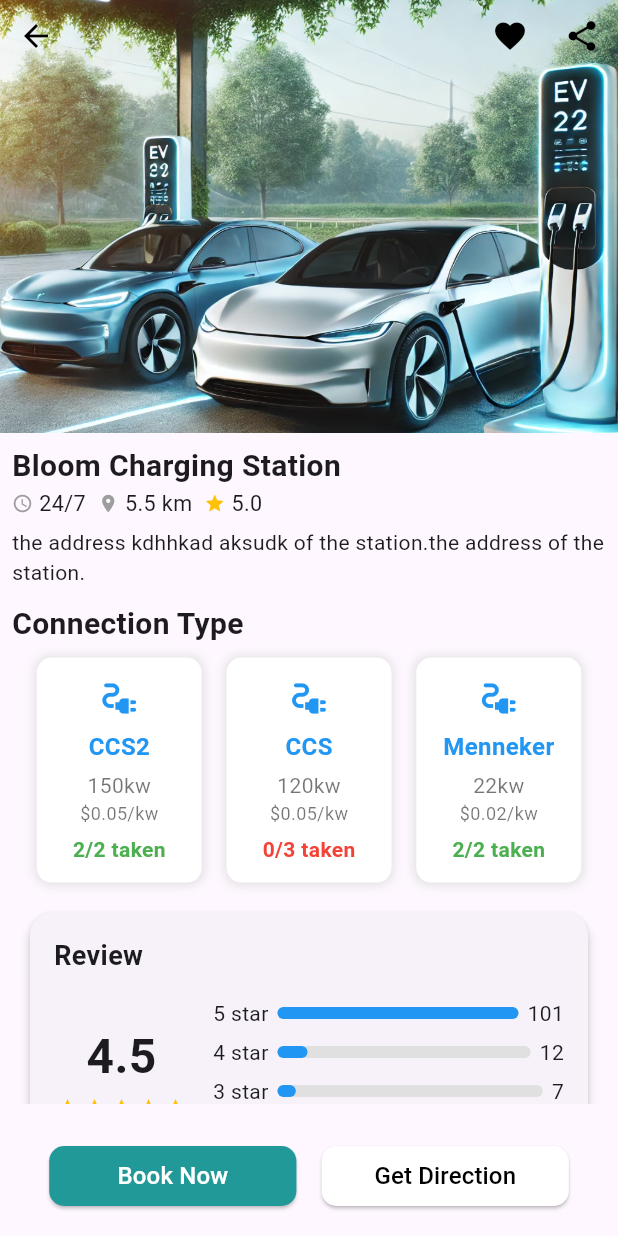
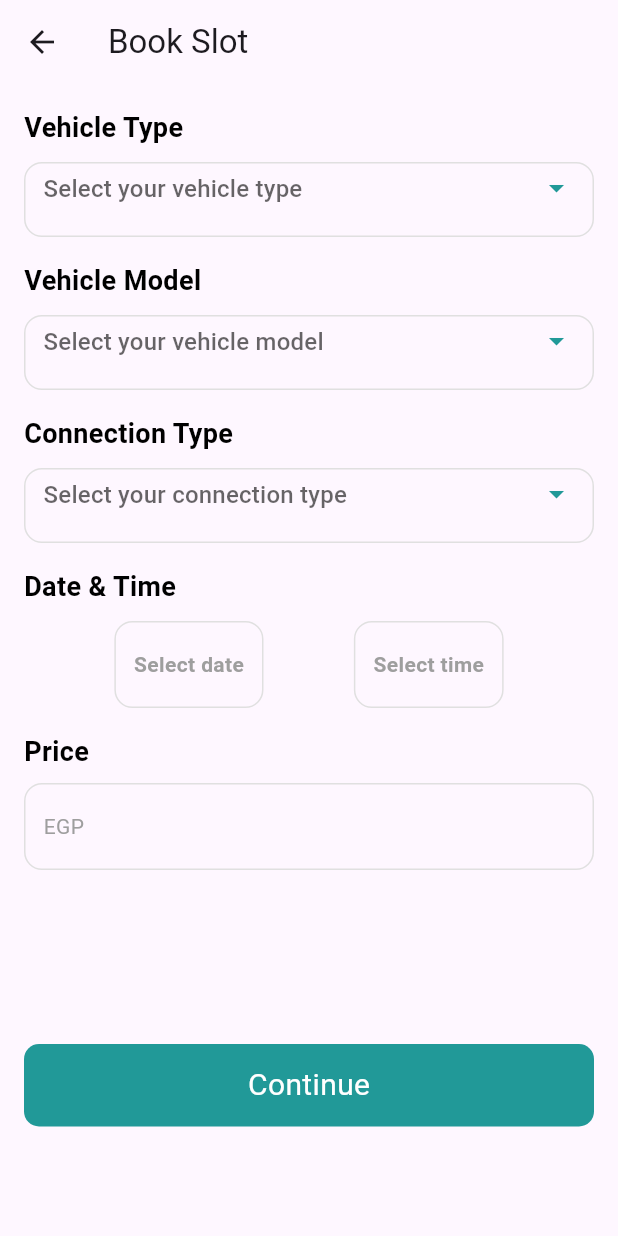
Before and after one commit to RamyIsaac/ev_charging_app, a Flutter app: the StationDetailsView screen opened by its route, after a tap on "Book Now", on a phone screen of 412 x 824 dp. Run offline on Flutter 3.47's test engine with Material 3 defaults, Android fonts, the phone set to English and light mode, and no system bars; our stand-ins replace firebase_auth, firebase_core, go_router, google_maps_flutter, google_sign_in, location and 1 more; missing offline and left inert: flutter_polyline_points; accounts and stored records are empty.

Commit message:
finish Book Slot Ui

```diff
--- a/lib/core/utils/app_router.dart
+++ b/lib/core/utils/app_router.dart
@@ -1,6 +1,7 @@
 import 'package:ev_charging/features/auth/presentation/login_view.dart';
 import 'package:ev_charging/features/auth/presentation/signup_view.dart';
 import 'package:ev_charging/features/enRoute/presentation/en_route_view.dart';
+import 'package:ev_charging/features/favourite/presentation/book_slot_view.dart';
 import 'package:ev_charging/features/favourite/presentation/favourite_view.dart';
 import 'package:ev_charging/features/favourite/presentation/station_details_view.dart';
 import 'package:ev_charging/features/home/presentation/home_view.dart';
@@ -31,6 +32,12 @@ abstract class AppRouter {
   static const kPrivacyPolicyView = '/homeView/profileView/privacyPolicyView';
   //favourite feature views
   static const kStationDetailsView = '/favouriteView/stationDetailsView';
+  static const kBookingDetailsView =
+      '/favouriteView/stationDetailsView/bookingDetailsView';
+
+  //Payment feature views
+  static const kPaymentView =
+      '/favouriteView/stationDetailsView/bookingDetailsView/paymentView';
   static final router = GoRouter(
     routes: [
       // auth feature views
@@ -88,6 +95,10 @@ abstract class AppRouter {
       GoRoute(
           path: kStationDetailsView,
           builder: (context, state) => const StationDetailsView()),
+
+      GoRoute(
+          path: kBookingDetailsView,
+          builder: (context, state) => const BookSlotView()),
     ],
   );
 }
--- /dev/null
+++ b/lib/core/utils/styles.dart
@@ -0,0 +1,11 @@
+import 'package:flutter/material.dart';
+
+class Styles {
+  static const textStyle18 =
+      TextStyle(fontSize: 18, fontWeight: FontWeight.w600, color: Colors.black);
+
+  static const textStyle20 = TextStyle(
+      fontSize: 20, fontWeight: FontWeight.normal, color: Colors.black);
+  static const textStyle22 =
+      TextStyle(fontSize: 22, fontWeight: FontWeight.w600, color: Colors.black);
+}
--- a/lib/core/widgets/custom_button.dart
+++ b/lib/core/widgets/custom_button.dart
@@ -2,12 +2,17 @@ import 'package:ev_charging/constants.dart';
 import 'package:flutter/material.dart';
 
 class CustomButton extends StatelessWidget {
-  const CustomButton({super.key, required this.text, this.textColor});
+  const CustomButton(
+      {super.key, required this.text, this.textColor, this.onTap});
   final String text;
   final Color? textColor;
+  final Function()? onTap;
+
   @override
   Widget build(BuildContext context) {
-    return Container(
+    return GestureDetector(
+      onTap: onTap,
+      child: Container(
         height: 55,
         width: double.infinity,
         decoration: BoxDecoration(
@@ -19,6 +24,7 @@ class CustomButton extends StatelessWidget {
           text,
           style: TextStyle(color: textColor, fontSize: 20),
         )),
+      ),
     );
   }
 }
--- /dev/null
+++ b/lib/features/favourite/presentation/book_slot_view.dart
@@ -0,0 +1,18 @@
+import 'package:ev_charging/features/favourite/presentation/widgets/book_slot_view_body.dart';
+
+import 'package:flutter/material.dart';
+
+class BookSlotView extends StatelessWidget {
+  const BookSlotView({super.key});
+
+  @override
+  Widget build(BuildContext context) {
+    return Scaffold(
+      appBar: AppBar(
+        title: const Text('Book Slot'),
+        leading: const BackButton(),
+      ),
+      body: const BookSlotViewBody(),
+    );
+  }
+}
--- a/lib/features/favourite/presentation/station_details_view.dart
+++ b/lib/features/favourite/presentation/station_details_view.dart
@@ -1,8 +1,8 @@
 import 'package:ev_charging/constants.dart';
-import 'package:ev_charging/core/widgets/custom_button.dart';
+import 'package:ev_charging/core/utils/app_router.dart';
 import 'package:ev_charging/features/favourite/presentation/widgets/station_details_view_body.dart';
-import 'package:flutter/gestures.dart';
 import 'package:flutter/material.dart';
+import 'package:go_router/go_router.dart';
 
 class StationDetailsView extends StatelessWidget {
   const StationDetailsView({super.key});
@@ -35,7 +35,9 @@ class CustomBottomAppBar extends StatelessWidget {
               backgroundColor: const WidgetStatePropertyAll(kSecondaryColor),
               text: 'Book Now',
               textColor: Colors.white,
-              onPressed: () {},
+              onPressed: () {
+                GoRouter.of(context).push(AppRouter.kBookingDetailsView);
+              },
             ),
             CustomBottomButton(
               text: 'Get Direction',
--- /dev/null
+++ b/lib/features/favourite/presentation/widgets/book_slot_view_body.dart
@@ -0,0 +1,107 @@
+import 'package:ev_charging/core/utils/styles.dart';
+import 'package:ev_charging/core/widgets/custom_button.dart';
+import 'package:ev_charging/features/favourite/presentation/widgets/custom_date_picker.dart';
+import 'package:ev_charging/features/favourite/presentation/widgets/custom_drop_down.dart';
+import 'package:ev_charging/features/favourite/presentation/widgets/custom_price_input.dart';
+import 'package:ev_charging/features/favourite/presentation/widgets/custom_time_picker.dart';
+import 'package:flutter/material.dart';
+
+class BookSlotViewBody extends StatefulWidget {
+  const BookSlotViewBody({super.key});
+
+  @override
+  State<BookSlotViewBody> createState() => _BookSlotViewBodyState();
+}
+
+class _BookSlotViewBodyState extends State<BookSlotViewBody> {
+  String? vehicleType;
+  String? vehicleModel;
+  String? connectionType;
+  DateTime? selectedDate;
+  TimeOfDay? selectedTime;
+  double? price;
+  bool isFullCharge = false;
+
+  @override
+  Widget build(BuildContext context) {
+    return SingleChildScrollView(
+      padding: const EdgeInsets.all(16),
+      child: Column(
+        crossAxisAlignment: CrossAxisAlignment.start,
+        children: [
+          const Text(
+            'Vehicle Type',
+            style: Styles.textStyle18,
+          ),
+          const SizedBox(height: 10),
+          CustomDropdown(
+            hintText: 'Select your vehicle type',
+            items: const ['2 Wheeler', '3 Wheeler', '4 Wheeler'],
+            selectedValue: vehicleType,
+            onChanged: (val) => setState(() => vehicleType = val),
+          ),
+          const Text(
+            'Vehicle Model',
+            style: Styles.textStyle18,
+          ),
+          const SizedBox(height: 10),
+          CustomDropdown(
+            hintText: 'Select your vehicle model',
+            items: const ['Model A', 'Model B', 'Model C'],
+            selectedValue: vehicleModel,
+            onChanged: (val) => setState(() => vehicleModel = val),
+          ),
+          const Text(
+            'Connection Type',
+            style: Styles.textStyle18,
+          ),
+          const SizedBox(height: 10),
+          CustomDropdown(
+            hintText: 'Select your connection type',
+            items: const ['CCS2', 'CCS', 'Menekers'],
+            selectedValue: connectionType,
+            onChanged: (val) => setState(() => connectionType = val),
+          ),
+          const Text(
+            'Date & Time',
+            style: Styles.textStyle18,
+          ),
+          const SizedBox(height: 10),
+          Row(
+            mainAxisAlignment: MainAxisAlignment.spaceEvenly,
+            children: [
+              CustomDatePicker(
+                selectedDate: selectedDate,
+                onDateSelected: (date) => setState(() => selectedDate = date),
+              ),
+              CustomTimePicker(
+                selectedTime: selectedTime,
+                onTimeSelected: (time) => setState(() => selectedTime = time),
+              ),
+            ],
+          ),
+          const Text(
+            'Price',
+            style: Styles.textStyle18,
+          ),
+          const SizedBox(height: 8),
+          CustomPriceInput(
+            value: price,
+            isFullCharge: isFullCharge,
+            onChanged: (val) => setState(() => price = val),
+            onFullChargeToggle: (val) => setState(() {
+              isFullCharge = val;
+              if (val) price = null;
+            }),
+          ),
+          const SizedBox(height: 100),
+          CustomButton(
+            text: 'Continue',
+            textColor: Colors.white,
+            onTap: () {},
+          ),
+        ],
+      ),
+    );
+  }
+}
--- /dev/null
+++ b/lib/features/favourite/presentation/widgets/custom_date_picker.dart
@@ -0,0 +1,47 @@
+import 'package:ev_charging/constants.dart';
+import 'package:flutter/material.dart';
+import 'package:intl/intl.dart';
+
+class CustomDatePicker extends StatelessWidget {
+  final DateTime? selectedDate;
+  final void Function(DateTime) onDateSelected;
+
+  const CustomDatePicker({
+    super.key,
+    required this.selectedDate,
+    required this.onDateSelected,
+  });
+
+  Future<void> _selectDate(BuildContext context) async {
+    final DateTime? picked = await showDatePicker(
+      context: context,
+      initialDate: selectedDate ?? DateTime.now(),
+      firstDate: DateTime.now(),
+      lastDate: DateTime(2100),
+    );
+    if (picked != null) onDateSelected(picked);
+  }
+
+  @override
+  Widget build(BuildContext context) {
+    return GestureDetector(
+      onTap: () => _selectDate(context),
+      child: Container(
+        padding: const EdgeInsets.symmetric(horizontal: 12, vertical: 18),
+        margin: const EdgeInsets.only(bottom: 16),
+        decoration: BoxDecoration(
+          borderRadius: BorderRadius.circular(12),
+          border: Border.all(color: Colors.grey.shade300),
+        ),
+        child: Text(
+          selectedDate != null
+              ? DateFormat('yyyy-MM-dd').format(selectedDate!)
+              : 'Select date',
+          style: TextStyle(
+              fontWeight: FontWeight.bold,
+              color: selectedDate != null ? kSecondaryColor : Colors.grey),
+        ),
+      ),
+    );
+  }
+}
--- /dev/null
+++ b/lib/features/favourite/presentation/widgets/custom_drop_down.dart
@@ -0,0 +1,41 @@
+import 'package:ev_charging/constants.dart';
+import 'package:flutter/material.dart';
+
+class CustomDropdown extends StatelessWidget {
+  final String hintText;
+  final List<String> items;
+  final String? selectedValue;
+  final void Function(String?) onChanged;
+
+  const CustomDropdown({
+    super.key,
+    required this.hintText,
+    required this.items,
+    required this.selectedValue,
+    required this.onChanged,
+  });
+
+  @override
+  Widget build(BuildContext context) {
+    return Container(
+      height: 50,
+      padding: const EdgeInsets.symmetric(horizontal: 12, vertical: 4),
+      margin: const EdgeInsets.only(bottom: 16),
+      decoration: BoxDecoration(
+        borderRadius: BorderRadius.circular(12),
+        border: Border.all(color: Colors.grey.shade300),
+      ),
+      child: DropdownButtonFormField<String>(
+        iconEnabledColor: kSecondaryColor,
+        autovalidateMode: AutovalidateMode.always,
+        value: selectedValue,
+        decoration: InputDecoration.collapsed(hintText: hintText),
+        items: items
+            .map((e) => DropdownMenuItem(value: e, child: Text(e)))
+            .toList(),
+        onChanged: onChanged,
+        borderRadius: BorderRadius.circular(12),
+      ),
+    );
+  }
+}
--- /dev/null
+++ b/lib/features/favourite/presentation/widgets/custom_price_input.dart
@@ -0,0 +1,145 @@
+import 'package:ev_charging/constants.dart';
+import 'package:flutter/material.dart';
+
+class CustomPriceInput extends StatelessWidget {
+  final double? value;
+  final bool isFullCharge;
+  final void Function(double) onChanged;
+  final void Function(bool) onFullChargeToggle;
+
+  const CustomPriceInput({
+    super.key,
+    required this.value,
+    required this.isFullCharge,
+    required this.onChanged,
+    required this.onFullChargeToggle,
+  });
+
+  void _showPriceModal(BuildContext context) {
+    showModalBottomSheet(
+      context: context,
+      shape: const RoundedRectangleBorder(
+        borderRadius: BorderRadius.vertical(top: Radius.circular(20)),
+      ),
+      builder: (_) => _PriceSelectorBottomSheet(
+        value: value ?? 10,
+        isFullCharge: isFullCharge,
+        onChanged: onChanged,
+        onFullChargeToggle: onFullChargeToggle,
+      ),
+    );
+  }
+
+  @override
+  Widget build(BuildContext context) {
+    final displayText =
+        isFullCharge ? 'Full Charge' : 'EGP ${value?.toStringAsFixed(0) ?? ''}';
+
+    return GestureDetector(
+      onTap: () => _showPriceModal(context),
+      child: Container(
+        width: double.infinity,
+        padding: const EdgeInsets.symmetric(horizontal: 12, vertical: 18),
+        margin: const EdgeInsets.only(bottom: 16),
+        decoration: BoxDecoration(
+          borderRadius: BorderRadius.circular(12),
+          border: Border.all(color: Colors.grey.shade300),
+        ),
+        child: Text(
+          displayText,
+          style: TextStyle(
+              color:
+                  value != null || isFullCharge ? Colors.black : Colors.grey),
+        ),
+      ),
+    );
+  }
+}
+
+class _PriceSelectorBottomSheet extends StatefulWidget {
+  final double value;
+  final bool isFullCharge;
+  final void Function(double) onChanged;
+  final void Function(bool) onFullChargeToggle;
+
+  const _PriceSelectorBottomSheet({
+    Key? key,
+    required this.value,
+    required this.isFullCharge,
+    required this.onChanged,
+    required this.onFullChargeToggle,
+  }) : super(key: key);
+
+  @override
+  State<_PriceSelectorBottomSheet> createState() =>
+      _PriceSelectorBottomSheetState();
+}
+
+class _PriceSelectorBottomSheetState extends State<_PriceSelectorBottomSheet> {
+  late double price;
+  late bool fullCharge;
+
+  @override
+  void initState() {
+    super.initState();
+    price = widget.value;
+    fullCharge = widget.isFullCharge;
+  }
+
+  @override
+  Widget build(BuildContext context) {
+    return Padding(
+      padding: const EdgeInsets.symmetric(horizontal: 20, vertical: 24),
+      child: Column(
+        mainAxisSize: MainAxisSize.min,
+        children: [
+          SwitchListTile(
+            activeColor: kSecondaryColor,
+            value: fullCharge,
+            title: const Text('Full Charge'),
+            onChanged: (val) {
+              setState(() => fullCharge = val);
+              widget.onFullChargeToggle(val);
+            },
+          ),
+          const SizedBox(height: 12),
+          Opacity(
+            opacity: fullCharge ? 0.5 : 1,
+            child: Slider(
+              activeColor: kSecondaryColor,
+              value: price,
+              min: 10,
+              max: 100,
+              divisions: 90,
+              label: 'EGP ${price.toStringAsFixed(0)}',
+              onChanged: fullCharge
+                  ? null
+                  : (val) {
+                      setState(() => price = val);
+                      widget.onChanged(val);
+                    },
+            ),
+          ),
+          const SizedBox(height: 12),
+          ElevatedButton(
+            style: const ButtonStyle(
+                backgroundColor: WidgetStatePropertyAll(kSecondaryColor),
+                shape: WidgetStatePropertyAll(
+                  RoundedRectangleBorder(
+                    borderRadius: BorderRadius.all(Radius.circular(12)),
+                  ),
+                )),
+            onPressed: () {
+              if (!fullCharge) widget.onChanged(price);
+              Navigator.pop(context);
+            },
+            child: const Text(
+              'Confirm',
+              style: TextStyle(color: Colors.white),
+            ),
+          ),
+        ],
+      ),
+    );
+  }
+}
--- /dev/null
+++ b/lib/features/favourite/presentation/widgets/custom_time_picker.dart
@@ -0,0 +1,43 @@
+import 'package:ev_charging/constants.dart';
+import 'package:flutter/material.dart';
+
+class CustomTimePicker extends StatelessWidget {
+  final TimeOfDay? selectedTime;
+  final void Function(TimeOfDay) onTimeSelected;
+
+  const CustomTimePicker({
+    super.key,
+    required this.selectedTime,
+    required this.onTimeSelected,
+  });
+
+  Future<void> _selectTime(BuildContext context) async {
+    final TimeOfDay? picked = await showTimePicker(
+      context: context,
+      initialTime: selectedTime ?? TimeOfDay.now(),
+    );
+    if (picked != null) onTimeSelected(picked);
+  }
+
+  @override
+  Widget build(BuildContext context) {
+    // final now = DateTime.now();
+    return GestureDetector(
+      onTap: () => _selectTime(context),
+      child: Container(
+        padding: const EdgeInsets.symmetric(horizontal: 12, vertical: 18),
+        margin: const EdgeInsets.only(bottom: 16),
+        decoration: BoxDecoration(
+          borderRadius: BorderRadius.circular(12),
+          border: Border.all(color: Colors.grey.shade300),
+        ),
+        child: Text(
+          selectedTime != null ? selectedTime!.format(context) : 'Select time',
+          style: TextStyle(
+              fontWeight: FontWeight.bold,
+              color: selectedTime != null ? kSecondaryColor : Colors.grey),
+        ),
+      ),
+    );
+  }
+}
--- a/pubspec.yaml
+++ b/pubspec.yaml
@@ -38,6 +38,7 @@ dependencies:
   google_maps_flutter: ^2.10.1
   google_sign_in: ^6.2.2
   http: ^1.3.0
+  intl: ^0.20.2
   location: ^7.0.1
   modal_progress_hud_nsn: ^0.5.1
   persistent_bottom_nav_bar: ^6.2.1
```
Also changed, not shown: pubspec.lock. Lines whose indentation alone changed are shown as unchanged.
